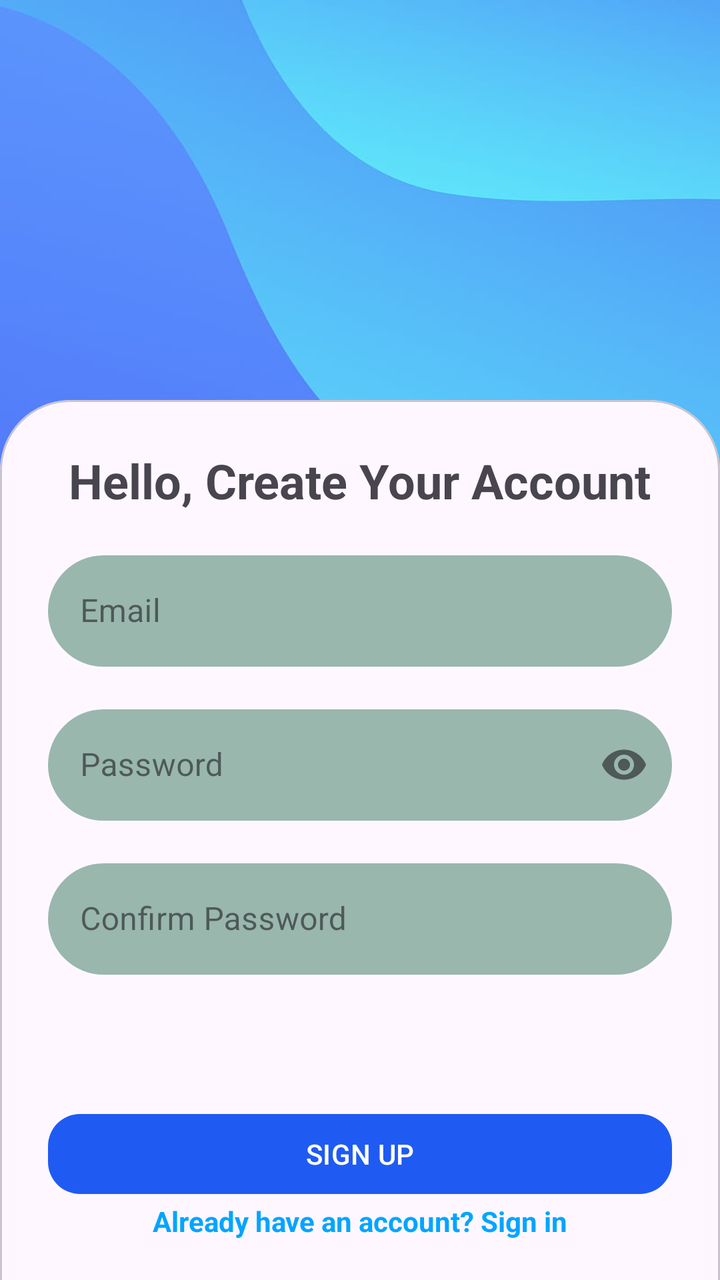
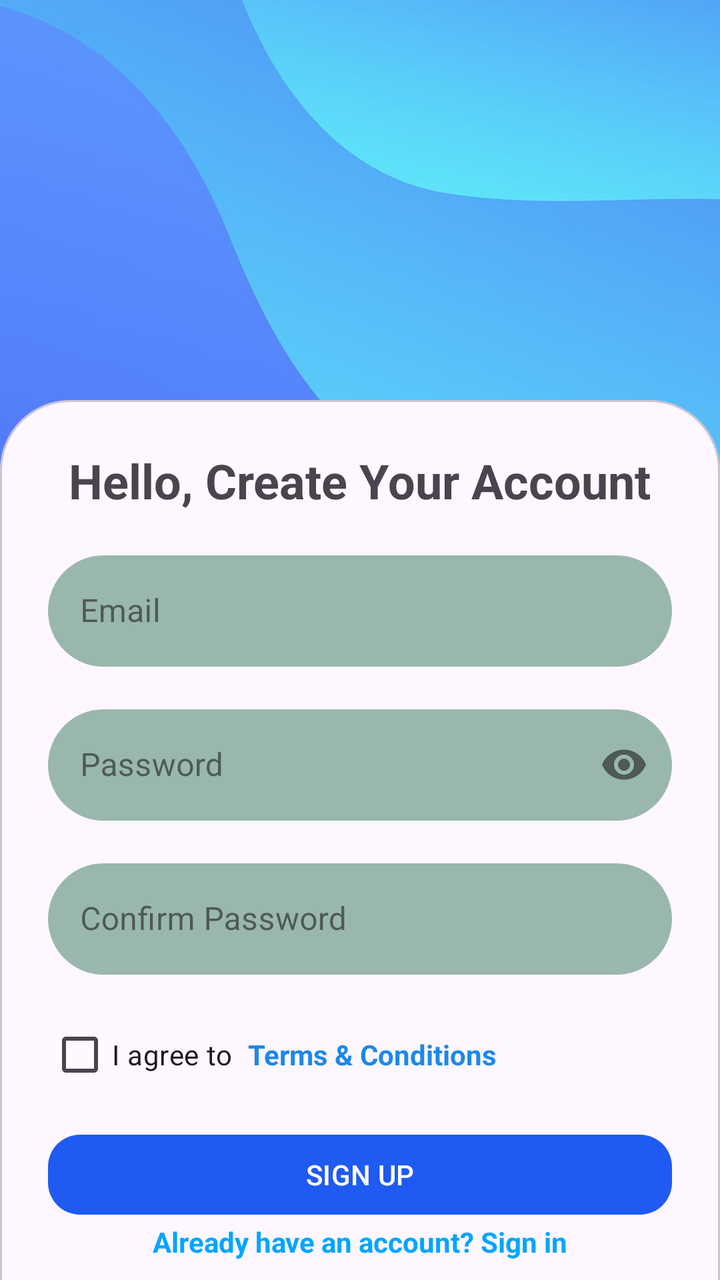

Before-and-after screenshots of an Android layout around one commit, followed by the original layout XML and the change that was made.
<!-- AndroidManifest.xml: application theme Theme.CollegeFixIt -->
<!-- res/layout/activity_signup.xml -->
<?xml version="1.0" encoding="utf-8"?>
<androidx.constraintlayout.widget.ConstraintLayout
    xmlns:android="http://schemas.android.com/apk/res/android"
    xmlns:app="http://schemas.android.com/apk/res-auto"
    xmlns:tools="http://schemas.android.com/tools"
    android:layout_width="match_parent"
    android:layout_height="match_parent"
    android:background="@drawable/bg">

    <com.google.android.material.card.MaterialCardView
        android:id="@+id/cardView"
        android:layout_width="0dp"
        android:layout_height="0dp"
        android:layout_marginTop="200dp"
        app:layout_constraintBottom_toBottomOf="parent"
        app:layout_constraintEnd_toEndOf="parent"
        app:layout_constraintStart_toStartOf="parent"
        app:layout_constraintTop_toTopOf="parent"
        android:layout_marginBottom="-35dp"
        app:cardCornerRadius="35dp">

        <androidx.constraintlayout.widget.ConstraintLayout
            android:layout_width="match_parent"
            android:layout_height="match_parent"
            android:padding="24dp">

            <TextView
                android:id="@+id/textView"
                android:layout_width="wrap_content"
                android:layout_height="wrap_content"
                android:text="Hello, Create Your Account"
                android:textSize="24sp"
                android:textStyle="bold"
                app:layout_constraintEnd_toEndOf="parent"
                app:layout_constraintStart_toStartOf="parent"
                app:layout_constraintTop_toTopOf="parent" />

            <com.google.android.material.textfield.TextInputLayout
                android:id="@+id/emailInputLayout"
                style="@style/Widget.MaterialComponents.TextInputLayout.OutlinedBox"
                android:layout_width="0dp"
                android:layout_height="wrap_content"
                android:layout_marginTop="16dp"
                app:layout_constraintEnd_toEndOf="parent"
                app:layout_constraintStart_toStartOf="parent"
                app:layout_constraintTop_toBottomOf="@+id/textView">

                <com.google.android.material.textfield.TextInputEditText
                    android:id="@+id/emailEditText"
                    android:layout_width="match_parent"
                    android:layout_height="wrap_content"
                    style="@style/CustomTextInputEditText"
                    android:hint="Email"
                    android:inputType="textEmailAddress" />
            </com.google.android.material.textfield.TextInputLayout>

            <com.google.android.material.textfield.TextInputLayout
                android:id="@+id/passwordInputLayout"
                style="@style/Widget.MaterialComponents.TextInputLayout.OutlinedBox"
                android:layout_width="0dp"
                android:paddingTop="-2dp"
                android:layout_height="wrap_content"
                android:layout_marginTop="16dp"
                app:endIconMode="password_toggle"
                app:layout_constraintEnd_toEndOf="parent"
                app:layout_constraintStart_toStartOf="parent"
                app:layout_constraintTop_toBottomOf="@+id/emailInputLayout">

                <com.google.android.material.textfield.TextInputEditText
                    android:id="@+id/passwordEditText"
                    android:layout_width="match_parent"
                    android:layout_height="wrap_content"
                    android:hint="Password"
                    style="@style/CustomTextInputEditText"
                    android:inputType="textPassword" />
            </com.google.android.material.textfield.TextInputLayout>

            <com.google.android.material.textfield.TextInputLayout
                android:id="@+id/confirmPasswordInputLayout"
                style="@style/Widget.MaterialComponents.TextInputLayout.OutlinedBox"
                android:layout_width="0dp"
                android:layout_height="wrap_content"
                android:layout_marginTop="16dp"
                app:layout_constraintEnd_toEndOf="parent"
                app:layout_constraintStart_toStartOf="parent"
                app:layout_constraintTop_toBottomOf="@+id/passwordInputLayout">

                <com.google.android.material.textfield.TextInputEditText
                    android:id="@+id/confirmPasswordEditText"
                    android:layout_width="match_parent"
                    android:layout_height="wrap_content"
                    style="@style/CustomTextInputEditText"
                    android:hint="Confirm Password"
                    android:inputType="textPassword" />
            </com.google.android.material.textfield.TextInputLayout>

            <com.google.android.material.button.MaterialButton
                android:id="@+id/signUpButton"
                android:layout_width="0dp"
                android:layout_height="wrap_content"
                android:layout_marginTop="16dp"
                android:text="SIGN UP"
                app:cornerRadius="16dp"
                app:layout_constraintBottom_toBottomOf="parent"
                app:layout_constraintEnd_toEndOf="parent"
                app:layout_constraintStart_toStartOf="parent"
                app:layout_constraintTop_toBottomOf="@+id/confirmPasswordInputLayout" />

            <androidx.appcompat.widget.AppCompatTextView
                android:id="@+id/tvalreadyHaveAccount"
                android:layout_width="wrap_content"
                android:layout_height="wrap_content"
                android:text="Already have an account? Sign in"
                android:textColor="@color/colorAccent"
                android:textSize="14sp"
                android:textStyle="bold"
                app:layout_constraintEnd_toEndOf="parent"
                app:layout_constraintStart_toStartOf="parent"
                app:layout_constraintTop_toBottomOf="@+id/signUpButton" />

        </androidx.constraintlayout.widget.ConstraintLayout>

    </com.google.android.material.card.MaterialCardView>

</androidx.constraintlayout.widget.ConstraintLayout>
<!-- resources referenced by this layout -->
<resources>
  <color name="colorAccent">#00A5FF</color>
  <!-- drawable bg: jpg bitmap (drawable, 15682 bytes) -->
  <style name="CustomTextInputEditText" parent="Widget.MaterialComponents.TextInputEditText.OutlinedBox">
          <item name="android:background">@drawable/background_shape</item>
      </style>
  <style name="Theme.CollegeFixIt" parent="Base.Theme.CollegeFixIt">
          
          <item name="windowActionBar">false</item>
          <item name="windowNoTitle">true</item>
      </style>
  <!-- drawable background_shape (drawable) -->
  <?xml version="1.0" encoding="utf-8"?>
  <shape xmlns:android="http://schemas.android.com/apk/res/android">
      <solid android:color="#99B7AD"/> 
      <corners android:radius="40dp"/> 
  </shape>
  <style name="Base.Theme.CollegeFixIt" parent="Theme.Material3.DayNight.NoActionBar">
          
          <item name="colorPrimary">@color/colorPrimary</item>
          <item name="colorPrimaryDark">@color/colorPrimaryDark</item>
          <item name="colorAccent">@color/colorAccent</item>
          
      </style>
  <color name="colorPrimary">#1F5BF3</color>
  <color name="colorPrimaryDark">#0947E8</color>
</resources>

<!-- the commit's change to res/layout/activity_signup.xml (unified diff, before → after) -->
@@ -94,17 +94,49 @@
                     android:inputType="textPassword" />
             </com.google.android.material.textfield.TextInputLayout>
 
+            <LinearLayout
+                android:id="@+id/termsLayout"
+                android:layout_width="0dp"
+                android:layout_height="wrap_content"
+                android:orientation="horizontal"
+                android:layout_marginTop="16dp"
+                android:gravity="center_vertical"
+                app:layout_constraintStart_toStartOf="parent"
+                app:layout_constraintEnd_toEndOf="parent"
+                app:layout_constraintTop_toBottomOf="@+id/confirmPasswordInputLayout">
+
+                <CheckBox
+                    android:id="@+id/termsCheckbox"
+                    android:layout_width="wrap_content"
+                    android:layout_height="wrap_content"
+                    android:text="I agree to "
+                    android:textSize="14sp" />
+
+                <TextView
+                    android:id="@+id/termsText"
+                    android:layout_width="wrap_content"
+                    android:layout_height="wrap_content"
+                    android:text="Terms &amp; Conditions"
+                    android:textSize="14sp"
+                    android:textStyle="bold"
+                    android:textColor="#1E88E5"
+                    android:paddingStart="4dp"
+                    android:layout_marginStart="0dp"
+                    android:clickable="true"
+                    android:focusable="true" />
+
+            </LinearLayout>
+
             <com.google.android.material.button.MaterialButton
                 android:id="@+id/signUpButton"
                 android:layout_width="0dp"
                 android:layout_height="wrap_content"
-                android:layout_marginTop="16dp"
+                android:layout_marginTop="12dp"
                 android:text="SIGN UP"
                 app:cornerRadius="16dp"
-                app:layout_constraintBottom_toBottomOf="parent"
                 app:layout_constraintEnd_toEndOf="parent"
                 app:layout_constraintStart_toStartOf="parent"
-                app:layout_constraintTop_toBottomOf="@+id/confirmPasswordInputLayout" />
+                app:layout_constraintTop_toBottomOf="@+id/termsLayout" />
 
             <androidx.appcompat.widget.AppCompatTextView
                 android:id="@+id/tvalreadyHaveAccount"
